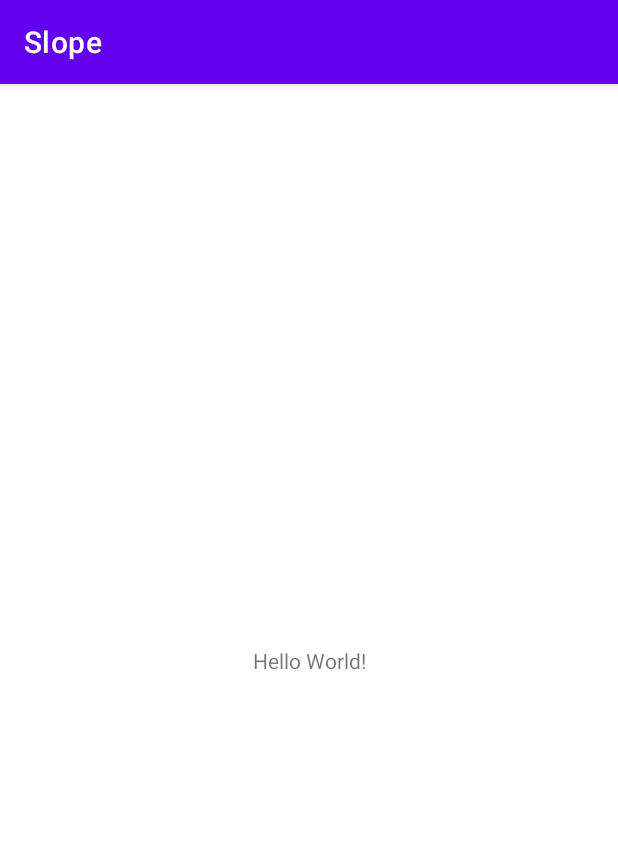
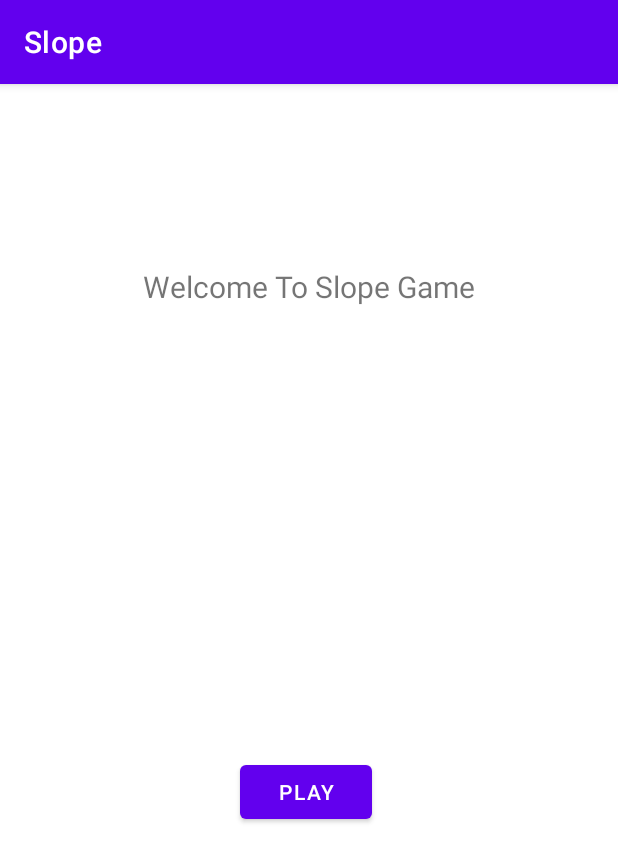
Before and after one commit to PEKennedy/slope, an Android app: the screen it shows after launch (MainActivity before the commit, MainMenuActivity after it), on a phone screen of 412 x 824 dp. Shown: the top 862 px of the screen. Run offline under Robolectric (Android 15) with nearby library versions, the phone set to English and light mode, and no system bars.

Commit message:
Game canvas and main menu start

```diff
--- a/app/src/main/AndroidManifest.xml
+++ b/app/src/main/AndroidManifest.xml
@@ -14,7 +14,7 @@
         android:theme="@style/Theme.Slope"
         tools:targetApi="31">
         <activity
-            android:name=".MainActivity"
+            android:name=".MainMenuActivity"
             android:exported="true">
             <intent-filter>
                 <action android:name="android.intent.action.MAIN" />
@@ -22,6 +22,10 @@
                 <category android:name="android.intent.category.LAUNCHER" />
             </intent-filter>
         </activity>
+        <activity
+            android:name=".GameActivity"
+            android:exported="true">
+        </activity>
     </application>
 
 </manifest>
--- a/app/src/main/java/ca/unb/mobiledev/slope/MainActivity.kt
+++ /dev/null
@@ -1,11 +0,0 @@
-package ca.unb.mobiledev.slope
-
-import androidx.appcompat.app.AppCompatActivity
-import android.os.Bundle
-
-class MainActivity : AppCompatActivity() {
-    override fun onCreate(savedInstanceState: Bundle?) {
-        super.onCreate(savedInstanceState)
-        setContentView(R.layout.activity_main)
-    }
-}
--- /dev/null
+++ b/app/src/main/java/ca/unb/mobiledev/slope/MainMenuActivity.kt
@@ -0,0 +1,19 @@
+package ca.unb.mobiledev.slope
+
+import android.content.Intent
+import androidx.appcompat.app.AppCompatActivity
+import android.os.Bundle
+import android.widget.Button
+
+class MainMenuActivity : AppCompatActivity() {
+    override fun onCreate(savedInstanceState: Bundle?) {
+        super.onCreate(savedInstanceState)
+        setContentView(R.layout.activity_main_menu)
+        val btnPlay = findViewById<Button>(R.id.btnPlay)
+        btnPlay.setOnClickListener {
+            val intent = Intent(this@MainMenuActivity, GameActivity::class.java)
+            startActivity(intent)
+        }
+
+    }
+}
--- a/app/src/main/res/layout/activity_main.xml
+++ b/app/src/main/res/layout/activity_main_menu.xml
@@ -4,15 +4,28 @@
     xmlns:tools="http://schemas.android.com/tools"
     android:layout_width="match_parent"
     android:layout_height="match_parent"
-    tools:context=".MainActivity">
+    tools:context=".MainMenuActivity">
 
     <TextView
         android:layout_width="wrap_content"
         android:layout_height="wrap_content"
-        android:text="Hello World!"
+        android:text="Welcome To Slope Game"
+        android:textSize="20sp"
         app:layout_constraintBottom_toBottomOf="parent"
         app:layout_constraintEnd_toEndOf="parent"
         app:layout_constraintStart_toStartOf="parent"
-        app:layout_constraintTop_toTopOf="parent" />
+        app:layout_constraintTop_toTopOf="parent"
+        app:layout_constraintVertical_bias="0.164" />
+
+    <!---->
+    <Button
+        android:id="@+id/btnPlay"
+        android:layout_width="wrap_content"
+        android:layout_height="wrap_content"
+        android:layout_marginStart="160dp"
+        android:layout_marginBottom="272dp"
+        android:text="Play"
+        app:layout_constraintBottom_toBottomOf="parent"
+        app:layout_constraintStart_toStartOf="parent" />
 
 </androidx.constraintlayout.widget.ConstraintLayout>
--- a/app/src/main/res/values/colors.xml
+++ b/app/src/main/res/values/colors.xml
@@ -7,4 +7,5 @@
     <color name="teal_700">#FF018786</color>
     <color name="black">#FF000000</color>
     <color name="white">#FFFFFFFF</color>
+    <color name="colorBackground">#F44336</color>
 </resources>
```
Also changed, not shown: app/src/main/java/ca/unb/mobiledev/slope/GameActivity.kt (added, +17 -0 lines), app/src/main/java/ca/unb/mobiledev/slope/GameView.kt (added, +42 -0 lines), app/src/main/res/layout/activity_game.xml (added, +26 -0 lines), build.gradle (line endings or trailing spaces).
